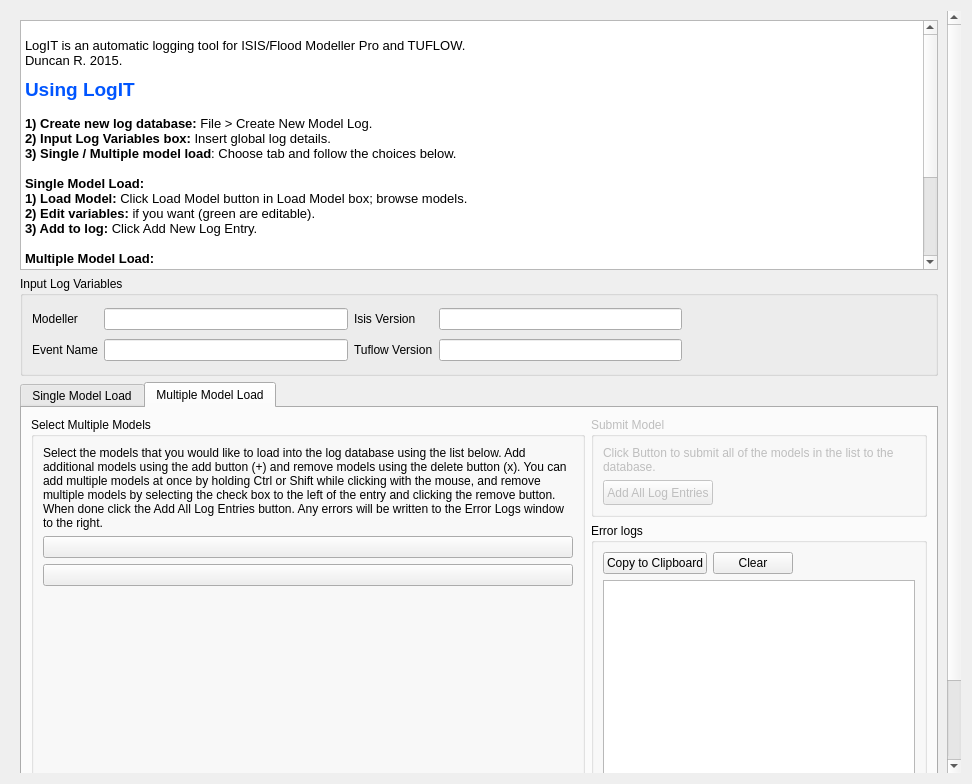
This is src/logit/newentry/NewEntry_Widget.ui in ErmeviewEnvironmentalLtd/LogIT as Qt 5 draws it before an edit. The edited form follows.
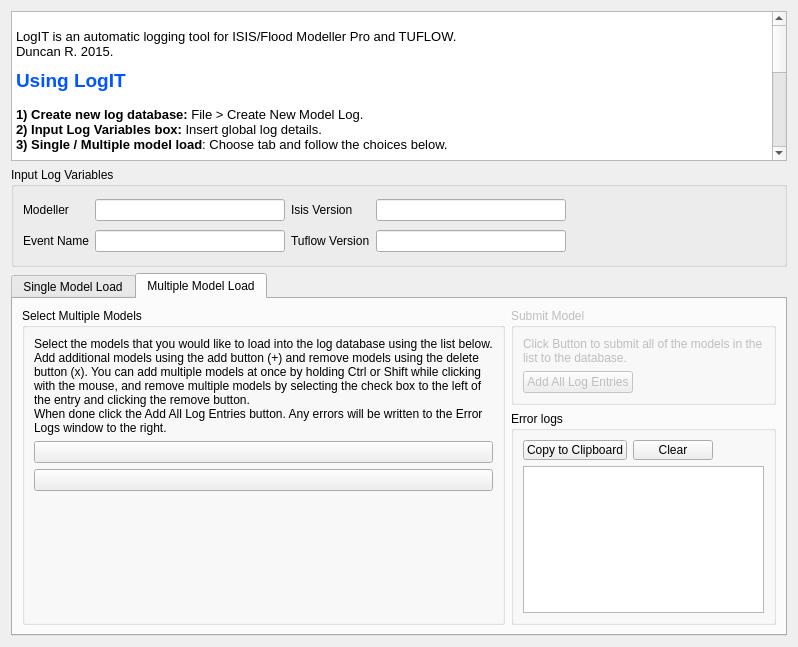
This is the edited form. The open tabs and pages were chosen to show the change. Icons and pictures are not drawn.

```diff
--- a/src/logit/newentry/NewEntry_Widget.ui
+++ b/src/logit/newentry/NewEntry_Widget.ui
@@ -6,8 +6,8 @@
    <rect>
     <x>0</x>
     <y>0</y>
-    <width>972</width>
-    <height>784</height>
+    <width>798</width>
+    <height>647</height>
    </rect>
   </property>
   <property name="windowTitle">
@@ -15,43 +15,23 @@
   </property>
   <layout class="QVBoxLayout" name="verticalLayout">
    <item>
-    <widget class="QScrollArea" name="scrollArea">
-     <property name="minimumSize">
-      <size>
-       <width>400</width>
-       <height>400</height>
-      </size>
-     </property>
-     <property name="frameShape">
-      <enum>QFrame::NoFrame</enum>
-     </property>
-     <property name="widgetResizable">
-      <bool>true</bool>
-     </property>
-     <widget class="QWidget" name="scrollAreaWidgetContents">
-      <property name="geometry">
-       <rect>
-        <x>0</x>
-        <y>0</y>
-        <width>937</width>
-        <height>824</height>
-       </rect>
-      </property>
-      <layout class="QVBoxLayout" name="verticalLayout_19">
-       <item>
-        <layout class="QVBoxLayout" name="verticalLayout_22">
-         <item>
           <widget class="QTextBrowser" name="instructionsTextBrowser">
            <property name="sizePolicy">
-            <sizepolicy hsizetype="Expanding" vsizetype="Fixed">
+      <sizepolicy hsizetype="Expanding" vsizetype="Expanding">
              <horstretch>0</horstretch>
              <verstretch>0</verstretch>
             </sizepolicy>
            </property>
            <property name="minimumSize">
             <size>
-             <width>600</width>
-             <height>250</height>
+       <width>0</width>
+       <height>150</height>
+      </size>
+     </property>
+     <property name="maximumSize">
+      <size>
+       <width>16777215</width>
+       <height>150</height>
             </size>
            </property>
            <property name="font">
@@ -103,7 +83,7 @@
            </property>
            <property name="minimumSize">
             <size>
-             <width>600</width>
+       <width>300</width>
              <height>100</height>
             </size>
            </property>
@@ -436,12 +416,30 @@
             </layout>
            </widget>
            <widget class="QWidget" name="multiModelLoadTab">
+      <property name="sizePolicy">
+       <sizepolicy hsizetype="Expanding" vsizetype="Expanding">
+        <horstretch>0</horstretch>
+        <verstretch>0</verstretch>
+       </sizepolicy>
+      </property>
+      <property name="minimumSize">
+       <size>
+        <width>0</width>
+        <height>0</height>
+       </size>
+      </property>
             <attribute name="title">
              <string>Multiple Model Load</string>
             </attribute>
             <layout class="QGridLayout" name="gridLayout_2">
              <item row="0" column="0" rowspan="2">
               <widget class="QGroupBox" name="chooseMultipleModelsGroupBox">
+         <property name="sizePolicy">
+          <sizepolicy hsizetype="Expanding" vsizetype="Expanding">
+           <horstretch>0</horstretch>
+           <verstretch>0</verstretch>
+          </sizepolicy>
+         </property>
                <property name="autoFillBackground">
                 <bool>false</bool>
                </property>
@@ -475,6 +473,18 @@
                    <layout class="QVBoxLayout" name="multipleModelLayoutV">
                     <item>
                      <widget class="QPushButton" name="addMultiModelButton">
+                <property name="sizePolicy">
+                 <sizepolicy hsizetype="Preferred" vsizetype="Preferred">
+                  <horstretch>0</horstretch>
+                  <verstretch>0</verstretch>
+                 </sizepolicy>
+                </property>
+                <property name="minimumSize">
+                 <size>
+                  <width>0</width>
+                  <height>20</height>
+                 </size>
+                </property>
                       <property name="text">
                        <string/>
                       </property>
@@ -486,6 +496,18 @@
                     </item>
                     <item>
                      <widget class="QPushButton" name="removeMultiModelButton">
+                <property name="sizePolicy">
+                 <sizepolicy hsizetype="Preferred" vsizetype="Preferred">
+                  <horstretch>0</horstretch>
+                  <verstretch>0</verstretch>
+                 </sizepolicy>
+                </property>
+                <property name="minimumSize">
+                 <size>
+                  <width>0</width>
+                  <height>20</height>
+                 </size>
+                </property>
                       <property name="text">
                        <string/>
                       </property>
@@ -500,10 +522,13 @@
                       <property name="orientation">
                        <enum>Qt::Vertical</enum>
                       </property>
+                <property name="sizeType">
+                 <enum>QSizePolicy::Expanding</enum>
+                </property>
                       <property name="sizeHint" stdset="0">
                        <size>
                         <width>20</width>
-                        <height>40</height>
+                  <height>0</height>
                        </size>
                       </property>
                      </spacer>
@@ -572,7 +597,7 @@
                   <property name="minimumSize">
                    <size>
                     <width>0</width>
-                    <height>25</height>
+              <height>20</height>
                    </size>
                   </property>
                   <property name="maximumSize">
@@ -603,7 +628,7 @@
                   <property name="sizeHint" stdset="0">
                    <size>
                     <width>228</width>
-                    <height>20</height>
+              <height>0</height>
                    </size>
                   </property>
                  </spacer>
@@ -613,6 +638,18 @@
              </item>
              <item row="1" column="1">
               <widget class="QGroupBox" name="multiModelLoadErrorGroup">
+         <property name="sizePolicy">
+          <sizepolicy hsizetype="Expanding" vsizetype="Expanding">
+           <horstretch>0</horstretch>
+           <verstretch>0</verstretch>
+          </sizepolicy>
+         </property>
+         <property name="minimumSize">
+          <size>
+           <width>160</width>
+           <height>0</height>
+          </size>
+         </property>
                <property name="maximumSize">
                 <size>
                  <width>360</width>
@@ -627,6 +664,18 @@
                  <layout class="QHBoxLayout" name="horizontalLayout_6">
                   <item>
                    <widget class="QPushButton" name="multiModelErrorCopyButton">
+              <property name="sizePolicy">
+               <sizepolicy hsizetype="Preferred" vsizetype="Preferred">
+                <horstretch>0</horstretch>
+                <verstretch>0</verstretch>
+               </sizepolicy>
+              </property>
+              <property name="minimumSize">
+               <size>
+                <width>0</width>
+                <height>20</height>
+               </size>
+              </property>
                     <property name="text">
                      <string>Copy to Clipboard</string>
                     </property>
@@ -634,6 +683,18 @@
                   </item>
                   <item>
                    <widget class="QPushButton" name="multiModelErrorClearButton">
+              <property name="sizePolicy">
+               <sizepolicy hsizetype="Preferred" vsizetype="Preferred">
+                <horstretch>0</horstretch>
+                <verstretch>0</verstretch>
+               </sizepolicy>
+              </property>
+              <property name="minimumSize">
+               <size>
+                <width>0</width>
+                <height>20</height>
+               </size>
+              </property>
                     <property name="text">
                      <string>Clear</string>
                     </property>
@@ -647,7 +708,7 @@
                     <property name="sizeHint" stdset="0">
                      <size>
                       <width>40</width>
-                      <height>20</height>
+                <height>0</height>
                      </size>
                     </property>
                    </spacer>
@@ -658,8 +719,8 @@
                  <widget class="QTextEdit" name="multiModelLoadErrorTextEdit">
                   <property name="minimumSize">
                    <size>
-                    <width>150</width>
-                    <height>250</height>
+              <width>0</width>
+              <height>20</height>
                    </size>
                   </property>
                   <property name="maximumSize">
@@ -677,12 +738,6 @@
             <zorder>chooseMultipleModelsGroupBox</zorder>
             <zorder>multiModelLoadErrorGroup</zorder>
             <zorder>submitMultiModelGroup</zorder>
-           </widget>
-          </widget>
-         </item>
-        </layout>
-       </item>
-      </layout>
      </widget>
     </widget>
    </item>
```
Left out of the diff: 102 changed lines with no effect on the pictures. Lines whose indentation alone changed are shown as unchanged.
